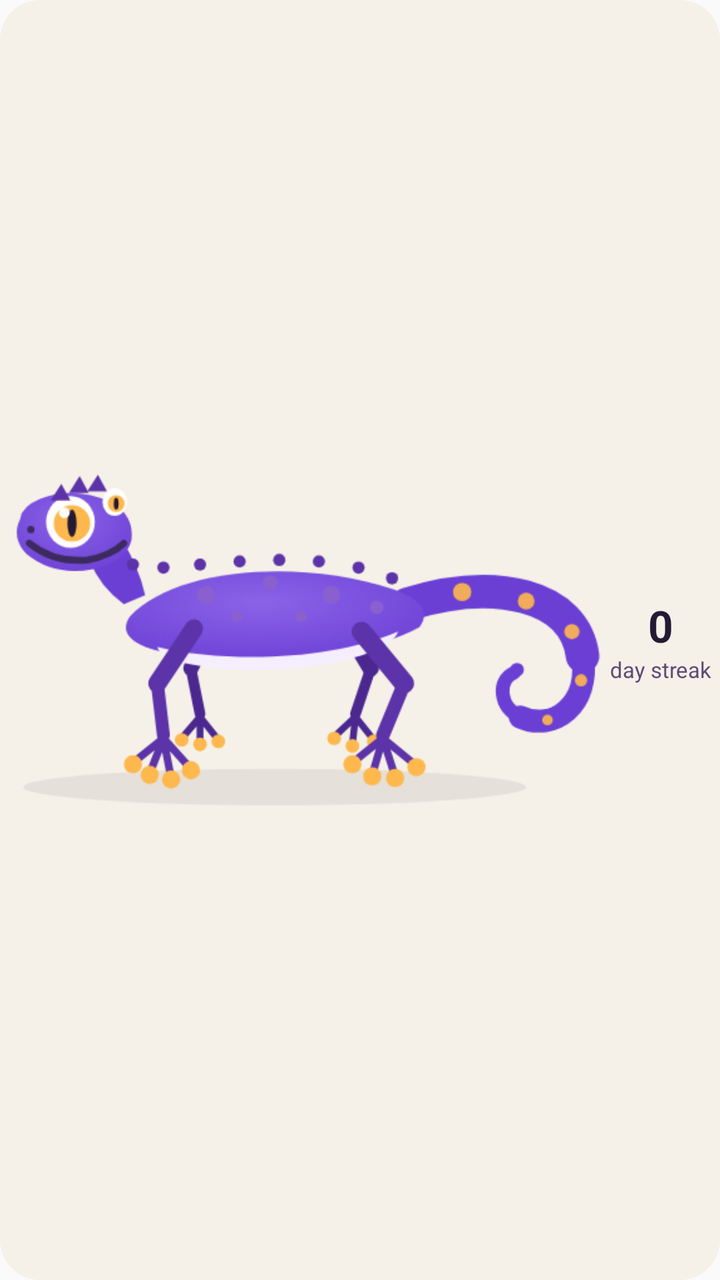
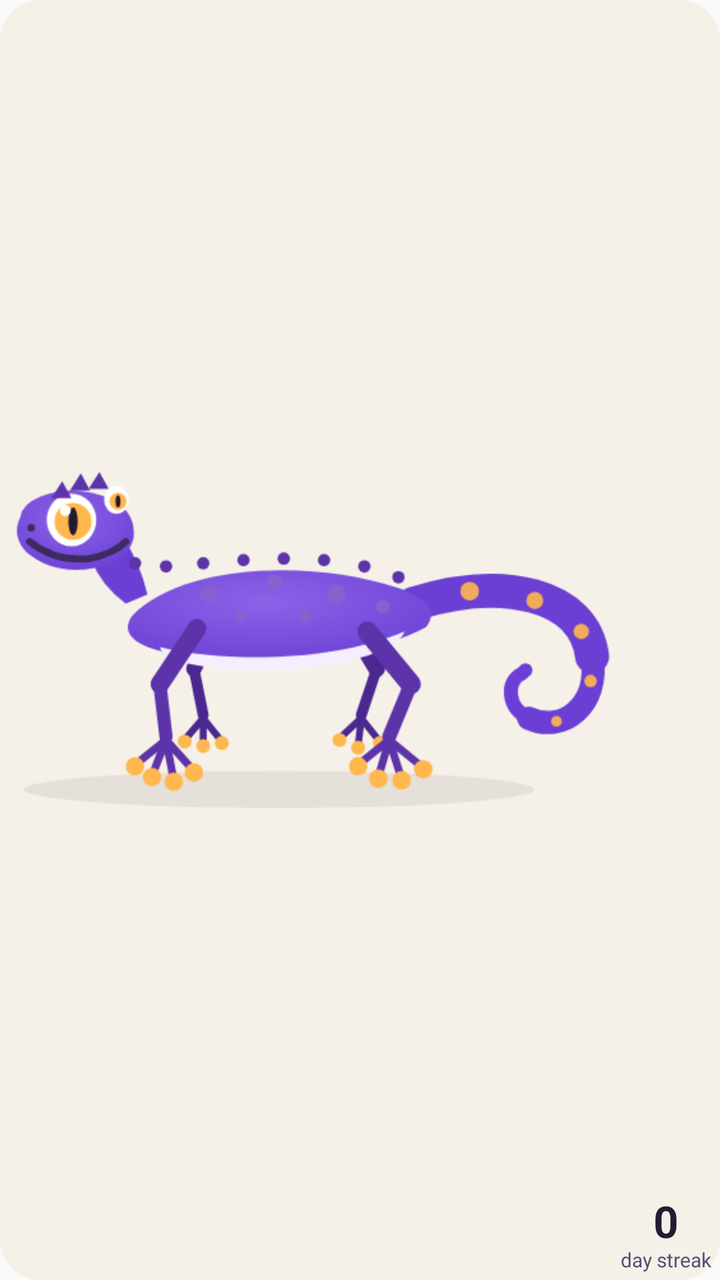

An Android layout rendered at two revisions. The XML below is the earlier revision; the diff shows what the commit changed to produce the second picture.
<!-- AndroidManifest.xml: application theme android:Theme.Material.Light.NoActionBar -->
<!-- res/layout/widget_streak.xml -->
<?xml version="1.0" encoding="utf-8"?>
<LinearLayout xmlns:android="http://schemas.android.com/apk/res/android"
    android:id="@+id/widget_root"
    android:layout_width="match_parent"
    android:layout_height="match_parent"
    android:background="@drawable/widget_bg"
    android:gravity="center"
    android:orientation="horizontal"
    android:padding="4dp">

    <ViewFlipper
        android:id="@+id/sang_flipper"
        android:layout_width="0dp"
        android:layout_height="match_parent"
        android:layout_weight="1"
        android:autoStart="true"
        android:flipInterval="350">
        <ImageView android:layout_width="match_parent" android:layout_height="match_parent" android:contentDescription="@null" android:scaleType="fitCenter" android:src="@drawable/sang_0" />
        <ImageView android:layout_width="match_parent" android:layout_height="match_parent" android:contentDescription="@null" android:scaleType="fitCenter" android:src="@drawable/sang_1" />
        <ImageView android:layout_width="match_parent" android:layout_height="match_parent" android:contentDescription="@null" android:scaleType="fitCenter" android:src="@drawable/sang_2" />
        <ImageView android:layout_width="match_parent" android:layout_height="match_parent" android:contentDescription="@null" android:scaleType="fitCenter" android:src="@drawable/sang_3" />
        <ImageView android:layout_width="match_parent" android:layout_height="match_parent" android:contentDescription="@null" android:scaleType="fitCenter" android:src="@drawable/sang_4" />
        <ImageView android:layout_width="match_parent" android:layout_height="match_parent" android:contentDescription="@null" android:scaleType="fitCenter" android:src="@drawable/sang_5" />
    </ViewFlipper>

    <LinearLayout
        android:layout_width="wrap_content"
        android:layout_height="match_parent"
        android:minWidth="46dp"
        android:gravity="center"
        android:orientation="vertical">
    <TextView
        android:id="@+id/streak_count"
        android:layout_width="wrap_content"
        android:layout_height="wrap_content"
        android:text="0"
        android:textColor="#241a33"
        android:textSize="22sp"
        android:maxLines="1"
        android:autoSizeTextType="uniform"
        android:autoSizeMinTextSize="14sp"
        android:autoSizeMaxTextSize="22sp"
        android:autoSizeStepGranularity="1sp"
        android:textStyle="bold" />

    <TextView
        android:id="@+id/streak_label"
        android:layout_width="wrap_content"
        android:layout_height="wrap_content"
        android:text="day streak"
        android:textColor="#5c4a78"
        android:textSize="11sp"
        android:maxLines="1" />
    </LinearLayout>
</LinearLayout>
<!-- resources referenced by this layout -->
<resources>
  <!-- drawable sang_0: png bitmap (drawable-nodpi, 39160 bytes) -->
  <!-- drawable sang_1: png bitmap (drawable-nodpi, 39295 bytes) -->
  <!-- drawable sang_2: png bitmap (drawable-nodpi, 39280 bytes) -->
  <!-- drawable sang_3: png bitmap (drawable-nodpi, 39295 bytes) -->
  <!-- drawable sang_4: png bitmap (drawable-nodpi, 39160 bytes) -->
  <!-- drawable sang_5: png bitmap (drawable-nodpi, 39373 bytes) -->
  <!-- drawable widget_bg (drawable) -->
  <?xml version="1.0" encoding="utf-8"?>
  <shape xmlns:android="http://schemas.android.com/apk/res/android" android:shape="rectangle">
      <solid android:color="#f5f1e8" />
      <corners android:radius="20dp" />
  </shape>
</resources>

<!-- the commit's change to res/layout/widget_streak.xml (unified diff, before → after) -->
@@ -32,13 +32,16 @@
     <TextView
         android:id="@+id/streak_count"
         android:layout_width="wrap_content"
-        android:layout_height="wrap_content"
+        android:layout_height="0dp"
+        android:layout_weight="1"
+        android:gravity="bottom|center_horizontal"
+        android:includeFontPadding="false"
         android:text="0"
         android:textColor="#241a33"
         android:textSize="22sp"
         android:maxLines="1"
         android:autoSizeTextType="uniform"
-        android:autoSizeMinTextSize="14sp"
+        android:autoSizeMinTextSize="10sp"
         android:autoSizeMaxTextSize="22sp"
         android:autoSizeStepGranularity="1sp"
         android:textStyle="bold" />
@@ -47,9 +50,10 @@
         android:id="@+id/streak_label"
         android:layout_width="wrap_content"
         android:layout_height="wrap_content"
+        android:includeFontPadding="false"
         android:text="day streak"
         android:textColor="#5c4a78"
-        android:textSize="11sp"
+        android:textSize="10sp"
         android:maxLines="1" />
     </LinearLayout>
 </LinearLayout>
